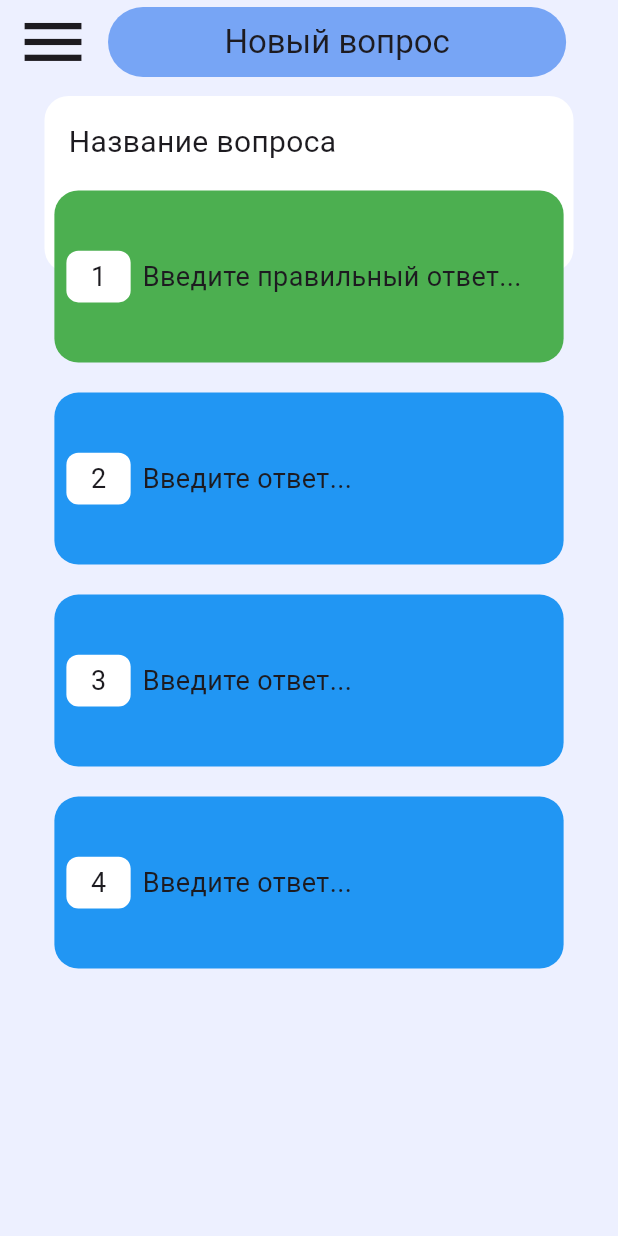
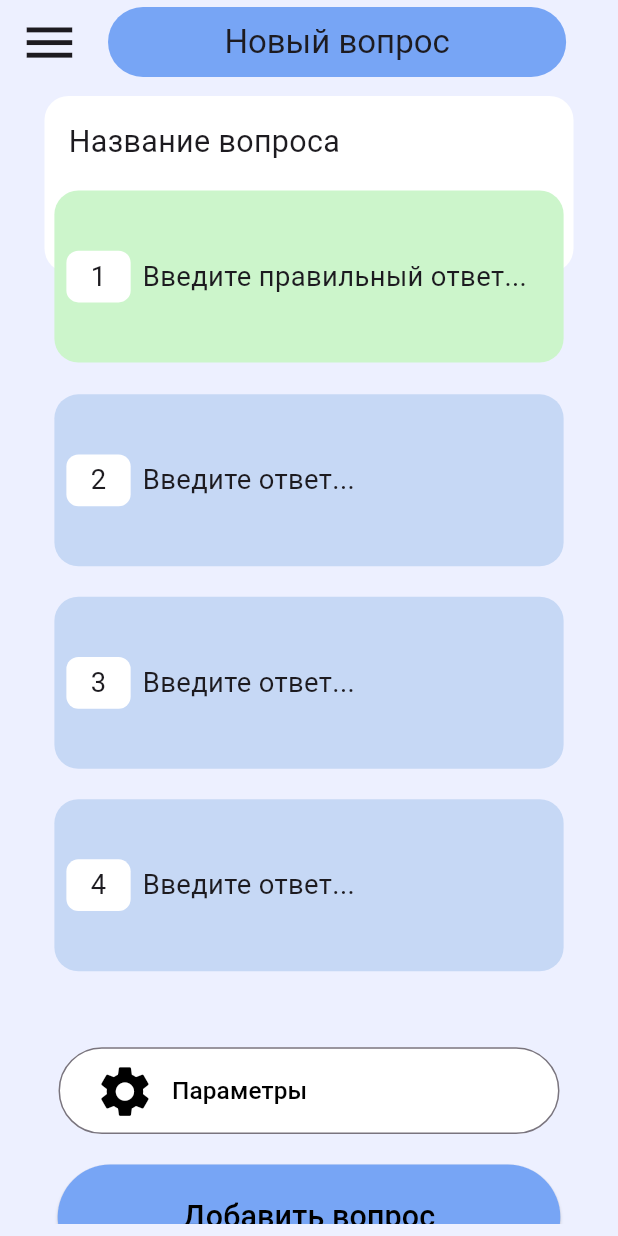
Before and after one commit to megavvve/StudyReady, a Flutter app: the screen it shows after launch, on a phone screen of 412 x 824 dp. Run offline on Flutter 3.47's test engine with Material 2 defaults, Android fonts, the phone set to English and light mode, and no system bars; our stand-ins replace flutter_screenutil.

Commit message:
change add_answer_sreen

```diff
--- a/lib/main.dart
+++ b/lib/main.dart
@@ -1,6 +1,6 @@
 import 'package:flutter/material.dart';
 import 'package:flutter_screenutil/flutter_screenutil.dart';
-import 'package:study_ready/presentation/pages/add_answer_screen/add_answer_1.dart';
+import 'package:study_ready/presentation/pages/add_answer_screen/add_answer_screen.dart';
 import 'package:study_ready/utils/app_themes.dart';
 
 void main() {
--- a/lib/presentation/pages/add_answer_screen/add_answer_1.dart
+++ /dev/null
@@ -1,227 +0,0 @@
-import 'package:flutter/material.dart';
-import 'package:flutter_screenutil/flutter_screenutil.dart';
-import 'package:study_ready/utils/app_colors.dart';
-
-class AddAnswerScreen extends StatefulWidget {
-  const AddAnswerScreen({super.key});
-
-  @override
-  State<AddAnswerScreen> createState() => _AddAnswerScreenState();
-}
-
-class _AddAnswerScreenState extends State<AddAnswerScreen> {
-  @override
-  Widget build(BuildContext context) {
-    return Scaffold(
-      appBar: AppBar(
-        backgroundColor: backgroundColor,
-        centerTitle: true,
-        leading: Padding(
-          padding: const EdgeInsets.only(left: 10),
-          child: Icon(
-            Icons.menu,
-            size: 50.sp,
-          ),
-        ),
-        title: Container(
-          alignment: Alignment.center,
-          width: 278.w,
-          height: 46.h,
-          padding: const EdgeInsets.all(10),
-          decoration: BoxDecoration(
-              color: const Color.fromRGBO(119, 165, 245, 1),
-              borderRadius: BorderRadius.circular(50)),
-          child: const Text('Новый вопрос'),
-        ),
-      ),
-      body: Container(
-        color: backgroundColor,
-        child: Padding(
-          padding: const EdgeInsets.all(8.0),
-          child: ListView(
-            children: [
-              Stack(
-                clipBehavior: Clip.none,
-                alignment: Alignment.center,
-                children: [
-                  //белая карточка с названием вопроса
-                  Container(
-                    padding: const EdgeInsets.all(16),
-                    alignment: Alignment.topLeft,
-                    width: 321.w,
-                    height: 116.h,
-                    decoration: BoxDecoration(
-                        color: Colors.white,
-                        borderRadius: BorderRadius.circular(16)),
-                    child: const Text(
-                      'Название вопроса',
-                      style: TextStyle(fontSize: 20),
-                    ),
-                  ),
-                  //белая карточка с названием вопроса
-
-                  //зеленая карточка введите правильный ответ
-                  Positioned(
-                    top: 63,
-                    child: Container(
-                      padding: const EdgeInsets.all(8),
-                      alignment: Alignment.centerLeft,
-                      width: 309.w,
-                      height: 113.h,
-                      decoration: BoxDecoration(
-                          color: Colors.green,
-                          borderRadius: BorderRadius.circular(16)),
-                      child: Row(
-                        children: [
-                          Container(
-                            alignment: Alignment.center,
-                            width: 39.w,
-                            height: 34.h,
-                            decoration: BoxDecoration(
-                                color: Colors.white,
-                                borderRadius: BorderRadius.circular(8)),
-                            child:
-                                const Text('1', style: TextStyle(fontSize: 18)),
-                          ),
-                          Container(
-                            alignment: Alignment.centerLeft,
-                            width: 241.w,
-                            height: 27.h,
-                            child: const Padding(
-                              padding: EdgeInsets.only(left: 8.0),
-                              child: Text('Введите правильный ответ...',
-                                  style: TextStyle(fontSize: 18)),
-                            ),
-                          ),
-                        ],
-                      ),
-                    ),
-                  ),
-                  //зеленая карточка введите правильный ответ
-                ],
-              ),
-              const SizedBox(
-                height: 80,
-              ),
-              Column(
-                children: [
-                  //синяя карточка (2) введите ответ
-                  Container(
-                    padding: const EdgeInsets.all(8),
-                    alignment: Alignment.centerLeft,
-                    width: 309.w,
-                    height: 113.h,
-                    decoration: BoxDecoration(
-                        color: Colors.blue,
-                        borderRadius: BorderRadius.circular(16)),
-                    child: Row(
-                      children: [
-                        Container(
-                          alignment: Alignment.center,
-                          width: 39.w,
-                          height: 34.h,
-                          decoration: BoxDecoration(
-                              color: Colors.white,
-                              borderRadius: BorderRadius.circular(8)),
-                          child:
-                              const Text('2', style: TextStyle(fontSize: 18)),
-                        ),
-                        Container(
-                          alignment: Alignment.centerLeft,
-                          width: 241.w,
-                          height: 27.h,
-                          child: const Padding(
-                            padding: EdgeInsets.only(left: 8.0),
-                            child: Text('Введите ответ...',
-                                style: TextStyle(fontSize: 18)),
-                          ),
-                        ),
-                      ],
-                    ),
-                  ),
-                  //синяя карточка (2) введите ответ
-                  const SizedBox(
-                    height: 20,
-                  ),
-                  //синяя карточка (3) введите ответ
-                  Container(
-                    padding: const EdgeInsets.all(8),
-                    alignment: Alignment.centerLeft,
-                    width: 309.w,
-                    height: 113.h,
-                    decoration: BoxDecoration(
-                        color: Colors.blue,
-                        borderRadius: BorderRadius.circular(16)),
-                    child: Row(
-                      children: [
-                        Container(
-                          alignment: Alignment.center,
-                          width: 39.w,
-                          height: 34.h,
-                          decoration: BoxDecoration(
-                              color: Colors.white,
-                              borderRadius: BorderRadius.circular(8)),
-                          child:
-                              const Text('3', style: TextStyle(fontSize: 18)),
-                        ),
-                        Container(
-                          alignment: Alignment.centerLeft,
-                          width: 241.w,
-                          height: 27.h,
-                          child: const Padding(
-                            padding: EdgeInsets.only(left: 8.0),
-                            child: Text('Введите ответ...',
-                                style: TextStyle(fontSize: 18)),
-                          ),
-                        ),
-                      ],
-                    ),
-                  ),
-                  //синяя карточка (3) введите ответ
-                  const SizedBox(
-                    height: 20,
-                  ),
-                  //синяя карточка (4) введите ответ
-                  Container(
-                    padding: const EdgeInsets.all(8),
-                    alignment: Alignment.centerLeft,
-                    width: 309.w,
-                    height: 113.h,
-                    decoration: BoxDecoration(
-                        color: Colors.blue,
-                        borderRadius: BorderRadius.circular(16)),
-                    child: Row(
-                      children: [
-                        Container(
-                          alignment: Alignment.center,
-                          width: 39.w,
-                          height: 34.h,
-                          decoration: BoxDecoration(
-                              color: Colors.white,
-                              borderRadius: BorderRadius.circular(8)),
-                          child:
-                              const Text('4', style: TextStyle(fontSize: 18)),
-                        ),
-                        Container(
-                          alignment: Alignment.centerLeft,
-                          width: 241.w,
-                          height: 27.h,
-                          child: const Padding(
-                            padding: EdgeInsets.only(left: 8.0),
-                            child: Text('Введите ответ...',
-                                style: TextStyle(fontSize: 18)),
-                          ),
-                        ),
-                      ],
-                    ),
-                  ),
-                  //синяя карточка (4) введите ответ
-                ],
-              ),
-            ],
-          ),
-        ),
-      ),
-    );
-  }
-}
--- /dev/null
+++ b/lib/presentation/pages/add_answer_screen/add_answer_screen.dart
@@ -0,0 +1,80 @@
+import 'package:flutter/material.dart';
+import 'package:flutter_screenutil/flutter_screenutil.dart';
+import 'package:study_ready/presentation/pages/add_answer_screen/widgets/add_question_button.dart';
+import 'package:study_ready/presentation/pages/add_answer_screen/widgets/first_widget.dart';
+import 'package:study_ready/presentation/pages/add_answer_screen/widgets/fourth_widget.dart';
+import 'package:study_ready/presentation/pages/add_answer_screen/widgets/option_button.dart';
+import 'package:study_ready/presentation/pages/add_answer_screen/widgets/second_widget.dart';
+import 'package:study_ready/presentation/pages/add_answer_screen/widgets/third_widget.dart';
+import 'package:study_ready/utils/app_colors.dart';
+
+class AddAnswerScreen extends StatefulWidget {
+  const AddAnswerScreen({super.key});
+
+  @override
+  State<AddAnswerScreen> createState() => _AddAnswerScreenState();
+}
+
+class _AddAnswerScreenState extends State<AddAnswerScreen> {
+  @override
+  Widget build(BuildContext context) {
+    return Scaffold(
+      appBar: AppBar(
+        backgroundColor: backgroundColor,
+        centerTitle: true,
+        leading: Padding(
+          padding: const EdgeInsets.only(left: 10),
+          child: Icon(
+            Icons.menu,
+            size: 40.sp,
+          ),
+        ),
+        title: Container(
+          alignment: Alignment.center,
+          width: 278.w,
+          height: 46.h,
+          padding: const EdgeInsets.all(10),
+          decoration: BoxDecoration(
+              color: const Color.fromRGBO(119, 165, 245, 1),
+              borderRadius: BorderRadius.circular(50)),
+          child: const Text('Новый вопрос'),
+        ),
+      ),
+      body: Container(
+        color: backgroundColor,
+        child: Padding(
+          padding: const EdgeInsets.all(8.0),
+          child: ListView(
+            children: [
+              const FirstWidget(), // Два прямоугольника(Название вопроса и правильный ответ)
+              SizedBox(
+                height: 80.h,
+              ),
+              Column(
+                children: [
+                  const SecondWidget(), // Прямоугольник 2 (Введите ответ)
+                  SizedBox(
+                    height: 20.h,
+                  ),
+                  const ThirdWidget(), //Прямоугольник 3 (Введите ответ)
+                  SizedBox(
+                    height: 20.h,
+                  ),
+                  const FourthWidget(), //Прямоугольник 4 (Введите ответ)
+                  SizedBox(
+                    height: 50.h,
+                  ),
+                  const OptionsButton(), //кнопка параметры
+                  SizedBox(
+                    height: 20.h,
+                  ),
+                  const AddQuestionButton(), // кнопка добавить вопрос
+                ],
+              ),
+            ],
+          ),
+        ),
+      ),
+    );
+  }
+}
--- /dev/null
+++ b/lib/presentation/pages/add_answer_screen/widgets/add_question_button.dart
@@ -0,0 +1,20 @@
+import 'package:flutter/material.dart';
+import 'package:flutter_screenutil/flutter_screenutil.dart';
+
+class AddQuestionButton extends StatelessWidget {
+  const AddQuestionButton({super.key});
+
+  @override
+  Widget build(BuildContext context) {
+    return ElevatedButton(
+        style: ButtonStyle(
+            backgroundColor: const MaterialStatePropertyAll(
+                Color.fromRGBO(119, 165, 245, 1)),
+            fixedSize: MaterialStatePropertyAll(Size(305.w, 69.h))),
+        onPressed: () {},
+        child: Text(
+          'Добавить вопрос',
+          style: TextStyle(color: Colors.black, fontSize: 20.sp),
+        ));
+  }
+}
--- /dev/null
+++ b/lib/presentation/pages/add_answer_screen/widgets/first_widget.dart
@@ -0,0 +1,73 @@
+import 'package:flutter/material.dart';
+import 'package:flutter_screenutil/flutter_screenutil.dart';
+
+class FirstWidget extends StatefulWidget {
+  const FirstWidget({super.key});
+
+  @override
+  State<FirstWidget> createState() => _FirstWidgetState();
+}
+
+class _FirstWidgetState extends State<FirstWidget> {
+  @override
+  Widget build(BuildContext context) {
+    return Stack(
+      clipBehavior: Clip.none,
+      alignment: Alignment.center,
+      children: [
+        //белая карточка с названием вопроса
+        Container(
+          padding: const EdgeInsets.all(16),
+          alignment: Alignment.topLeft,
+          width: 321.w,
+          height: 116.h,
+          decoration: BoxDecoration(
+              color: Colors.white, borderRadius: BorderRadius.circular(16)),
+          child: Text(
+            'Название вопроса',
+            style: TextStyle(fontSize: 20.sp),
+          ),
+        ),
+        //белая карточка с названием вопроса
+
+        //зеленая карточка введите правильный ответ
+        Positioned(
+          top: 63,
+          child: Container(
+            padding: const EdgeInsets.all(8),
+            alignment: Alignment.centerLeft,
+            width: 309.w,
+            height: 113.h,
+            decoration: BoxDecoration(
+                color: const Color.fromRGBO(204, 245, 203, 1),
+                borderRadius: BorderRadius.circular(16)),
+            child: Row(
+              children: [
+                Container(
+                  alignment: Alignment.center,
+                  width: 39.w,
+                  height: 34.h,
+                  decoration: BoxDecoration(
+                      color: Colors.white,
+                      borderRadius: BorderRadius.circular(8)),
+                  child: Text('1', style: TextStyle(fontSize: 18.sp)),
+                ),
+                Container(
+                  alignment: Alignment.centerLeft,
+                  width: 241.w,
+                  height: 27.h,
+                  child: Padding(
+                    padding: const EdgeInsets.only(left: 8.0),
+                    child: Text('Введите правильный ответ...',
+                        style: TextStyle(fontSize: 18.sp)),
+                  ),
+                ),
+              ],
+            ),
+          ),
+        ),
+        //зеленая карточка введите правильный ответ
+      ],
+    );
+  }
+}
--- /dev/null
+++ b/lib/presentation/pages/add_answer_screen/widgets/fourth_widget.dart
@@ -0,0 +1,45 @@
+import 'package:flutter/material.dart';
+import 'package:flutter_screenutil/flutter_screenutil.dart';
+
+class FourthWidget extends StatefulWidget {
+  const FourthWidget({super.key});
+
+  @override
+  State<FourthWidget> createState() => _FourthWidgetState();
+}
+
+class _FourthWidgetState extends State<FourthWidget> {
+  @override
+  Widget build(BuildContext context) {
+    return Container(
+      padding: const EdgeInsets.all(8),
+      alignment: Alignment.centerLeft,
+      width: 309.w,
+      height: 113.h,
+      decoration: BoxDecoration(
+          color: const Color.fromRGBO(198, 216, 245, 1),
+          borderRadius: BorderRadius.circular(16)),
+      child: Row(
+        children: [
+          Container(
+            alignment: Alignment.center,
+            width: 39.w,
+            height: 34.h,
+            decoration: BoxDecoration(
+                color: Colors.white, borderRadius: BorderRadius.circular(8)),
+            child: Text('4', style: TextStyle(fontSize: 18.sp)),
+          ),
+          Container(
+            alignment: Alignment.centerLeft,
+            width: 241.w,
+            height: 27.h,
+            child: Padding(
+              padding: const EdgeInsets.only(left: 8.0),
+              child: Text('Введите ответ...', style: TextStyle(fontSize: 18.sp)),
+            ),
+          ),
+        ],
+      ),
+    );
+  }
+}
--- /dev/null
+++ b/lib/presentation/pages/add_answer_screen/widgets/option_button.dart
@@ -0,0 +1,33 @@
+import 'package:flutter/material.dart';
+import 'package:flutter_screenutil/flutter_screenutil.dart';
+
+class OptionsButton extends StatelessWidget {
+  const OptionsButton({super.key});
+
+  @override
+  Widget build(BuildContext context) {
+    return OutlinedButton(
+      style: ButtonStyle(
+          fixedSize: MaterialStatePropertyAll(Size(304.w, 57.h)),
+          backgroundColor: const MaterialStatePropertyAll(Colors.white)),
+      onPressed: () {},
+      clipBehavior: Clip.none,
+      child: Row(
+        children: [
+          Icon(
+            Icons.settings,
+            size: 40.sp,
+            color: Colors.black,
+          ),
+          SizedBox(
+            width: 10.w,
+          ),
+          Text(
+            'Параметры',
+            style: TextStyle(color: Colors.black, fontSize: 16.sp),
+          )
+        ],
+      ),
+    );
+  }
+}
--- /dev/null
+++ b/lib/presentation/pages/add_answer_screen/widgets/second_widget.dart
@@ -0,0 +1,45 @@
+import 'package:flutter/material.dart';
+import 'package:flutter_screenutil/flutter_screenutil.dart';
+
+class SecondWidget extends StatefulWidget {
+  const SecondWidget({super.key});
+
+  @override
+  State<SecondWidget> createState() => _SecondWidgetState();
+}
+
+class _SecondWidgetState extends State<SecondWidget> {
+  @override
+  Widget build(BuildContext context) {
+    return Container(
+      padding: const EdgeInsets.all(8),
+      alignment: Alignment.centerLeft,
+      width: 309.w,
+      height: 113.h,
+      decoration: BoxDecoration(
+          color: const Color.fromRGBO(198, 216, 245, 1),
+          borderRadius: BorderRadius.circular(16)),
+      child: Row(
+        children: [
+          Container(
+            alignment: Alignment.center,
+            width: 39.w,
+            height: 34.h,
+            decoration: BoxDecoration(
+                color: Colors.white, borderRadius: BorderRadius.circular(8)),
+            child: Text('2', style: TextStyle(fontSize: 18.sp)),
+          ),
+          Container(
+            alignment: Alignment.centerLeft,
+            width: 241.w,
+            height: 27.h,
+            child: Padding(
+              padding: const EdgeInsets.only(left: 8.0),
+              child: Text('Введите ответ...', style: TextStyle(fontSize: 18.sp)),
+            ),
+          ),
+        ],
+      ),
+    );
+  }
+}
--- /dev/null
+++ b/lib/presentation/pages/add_answer_screen/widgets/third_widget.dart
@@ -0,0 +1,45 @@
+import 'package:flutter/material.dart';
+import 'package:flutter_screenutil/flutter_screenutil.dart';
+
+class ThirdWidget extends StatefulWidget {
+  const ThirdWidget({super.key});
+
+  @override
+  State<ThirdWidget> createState() => _ThirdWidgetState();
+}
+
+class _ThirdWidgetState extends State<ThirdWidget> {
+  @override
+  Widget build(BuildContext context) {
+    return Container(
+      padding: const EdgeInsets.all(8),
+      alignment: Alignment.centerLeft,
+      width: 309.w,
+      height: 113.h,
+      decoration: BoxDecoration(
+          color: const Color.fromRGBO(198, 216, 245, 1),
+          borderRadius: BorderRadius.circular(16)),
+      child: Row(
+        children: [
+          Container(
+            alignment: Alignment.center,
+            width: 39.w,
+            height: 34.h,
+            decoration: BoxDecoration(
+                color: Colors.white, borderRadius: BorderRadius.circular(8)),
+            child: Text('3', style: TextStyle(fontSize: 18.sp)),
+          ),
+          Container(
+            alignment: Alignment.centerLeft,
+            width: 241.w,
+            height: 27.h,
+            child: Padding(
+              padding: const EdgeInsets.only(left: 8.0),
+              child: Text('Введите ответ...', style: TextStyle(fontSize: 18.sp)),
+            ),
+          ),
+        ],
+      ),
+    );
+  }
+}
--- a/lib/presentation/pages/main_screen/main_screen.dart
+++ /dev/null
@@ -1,32 +0,0 @@
-import 'package:flutter/material.dart';
-import 'package:flutter_screenutil/flutter_screenutil.dart';
-
-class MainScreen extends StatefulWidget {
-  const MainScreen({
-    super.key,
-  });
-
-  @override
-  State<MainScreen> createState() => _MainScreenState();
-}
-
-class _MainScreenState extends State<MainScreen> {
-  @override
-  Widget build(BuildContext context) {
-    return Scaffold(
-      body: Center(
-        child: Stack(
-          children: <Widget>[
-            Text(
-              "StudyReady",
-              style: TextStyle(
-                fontSize: 25.sp,
-                fontWeight: FontWeight.w400,
-              ),
-            ),
-          ],
-        ),
-      ),
-    );
-  }
-}
```
